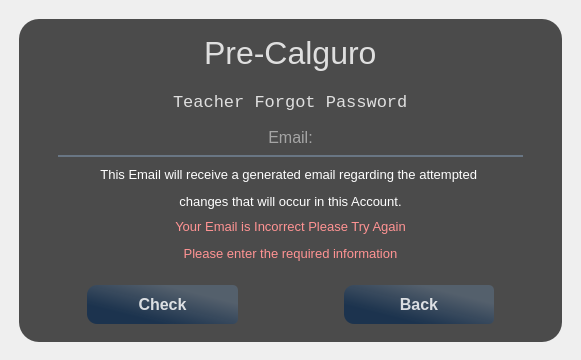
The window that data/forgotPassBoth.ui (pat-gallardo/PreCalGuro) describes before a commit, drawn with Qt 5.
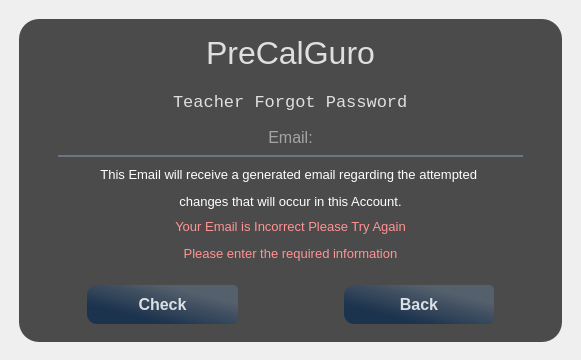
The same window after the commit. The open tabs and pages were chosen to show the change. Icons and pictures are not drawn.

What changed in the file:
```diff
--- a/data/forgotPassBoth.ui
+++ b/data/forgotPassBoth.ui
@@ -475,7 +475,7 @@
                   </font>
                  </property>
                  <property name="text">
-                  <string>Pre-Calguro</string>
+                  <string>PreCalGuro</string>
                  </property>
                 </widget>
                </item>
```
Left out of the diff: 4 changed lines with no effect on the pictures.
